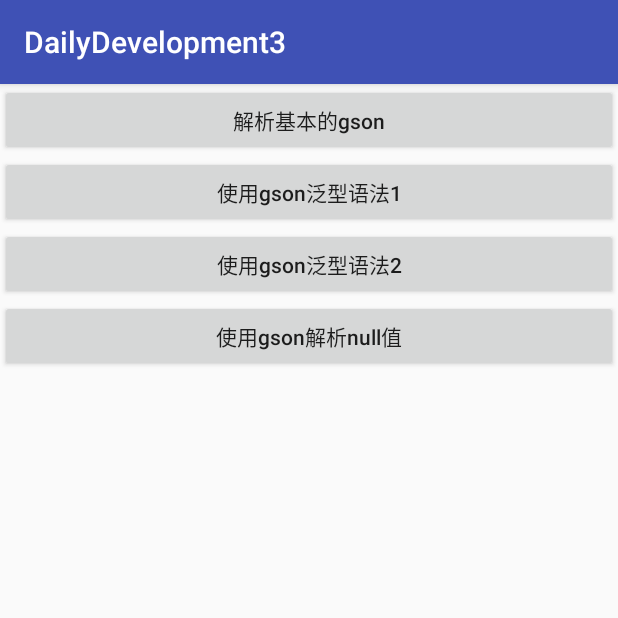
After one commit to caofengbin/DailyDevelopment3, an Android app: the GsonActivity screen opened directly, with no data from a screen before it, on a phone screen of 412 x 824 dp, the top half of it. The commit adds this screen. Run offline under Robolectric (Android 15) with nearby library versions, the phone set to English and light mode, and no system bars; our stand-ins replace ButterKnife.

Commit message:
add code about gson

```diff
--- a/app/build.gradle
+++ b/app/build.gradle
@@ -28,4 +28,5 @@ dependencies {
     testCompile 'junit:junit:4.12'
     compile 'com.jakewharton:butterknife:8.0.1'
     annotationProcessor 'com.jakewharton:butterknife-compiler:8.0.1'
+    compile 'com.google.code.gson:gson:2.2.4'
 }
--- a/app/src/main/AndroidManifest.xml
+++ b/app/src/main/AndroidManifest.xml
@@ -36,7 +36,9 @@
             android:name=".example4.contentprovider.DatabaseContentProvider"
             android:authorities="cfb.com.dailydevelopment3.MyContentProvider"
             android:enabled="true"
-            android:exported="true"></provider>
+            android:exported="true" />
+
+        <activity android:name=".example5.gson.GsonActivity"></activity>
     </application>
 
 </manifest>
--- /dev/null
+++ b/app/src/main/assets/data.json
@@ -0,0 +1 @@
+[{"id":1,"name":"北京"},{"id":2,"name":"上海"},{"id":3,"name":"天津"},{"id":4,"name":"重庆"},{"id":5,"name":"香港"},{"id":6,"name":"澳门"},{"id":7,"name":"台湾"},{"id":8,"name":"黑龙江"},{"id":9,"name":"吉林"},{"id":10,"name":"辽宁"},{"id":11,"name":"内蒙古"},{"id":12,"name":"河北"},{"id":13,"name":"河南"},{"id":14,"name":"山西"},{"id":15,"name":"山东"},{"id":16,"name":"江苏"},{"id":17,"name":"浙江"},{"id":18,"name":"福建"},{"id":19,"name":"江西"},{"id":20,"name":"安徽"},{"id":21,"name":"湖北"},{"id":22,"name":"湖南"},{"id":23,"name":"广东"},{"id":24,"name":"广西"},{"id":25,"name":"海南"},{"id":26,"name":"贵州"},{"id":27,"name":"云南"},{"id":28,"name":"四川"},{"id":29,"name":"西藏"},{"id":30,"name":"陕西"},{"id":31,"name":"宁夏"},{"id":32,"name":"甘肃"},{"id":33,"name":"青海"},{"id":34,"name":"新疆"}]
--- /dev/null
+++ b/app/src/main/assets/data2.json
@@ -0,0 +1 @@
+{"code":0,"msg":"","data":{"pages":587}}
--- /dev/null
+++ b/app/src/main/assets/data3.json
@@ -0,0 +1 @@
+{"code":0,"msg":"","data":{"data":[{"code":"pt021282","name":"\u6760\u6746B\u7c7b\u57fa\u91d1","zdf":"0.00","cje":"0.00","hsl":"0.00","zgb":"0\/0","zllr":"0.00","zllc":"0.00","zljlr":"0.00","lzg":{"name":"--","code":"--","zdf":"0"}},{"code":"pt021297","name":"\u7834\u51c0\u80a1","zdf":"0.56","cje":"748967.00","hsl":"0.14","zgb":"19\/22","zllr":"443427.47","zllc":"513732.91","zljlr":"-70305.43","lzg":{"name":"\u4e2d\u56fd\u77f3\u5316","code":"sh600028","zdf":"1.58"}},{"code":"pt021256","name":"\u5929\u7136\u6c14\u6982\u5ff5","zdf":"0.74","cje":"713827.00","hsl":"0.31","zgb":"29\/47","zllr":"302714.09","zllc":"327753.25","zljlr":"-25039.19","lzg":{"name":"\u5bcc\u745e\u7279\u88c5","code":"sz300228","zdf":"5.62"}}],"pages":41}}
--- /dev/null
+++ b/app/src/main/assets/data4.json
@@ -0,0 +1 @@
+{"data":{"id":5638,"newsId":""}}
--- a/app/src/main/java/cfb/com/dailydevelopment3/MainActivity.java
+++ b/app/src/main/java/cfb/com/dailydevelopment3/MainActivity.java
@@ -11,6 +11,7 @@ import android.widget.ListView;
 import cfb.com.dailydevelopment3.example1.multiply.UseMultipleStatusActivity;
 import cfb.com.dailydevelopment3.example2.runtimepermission.RunTimePermissionActivity;
 import cfb.com.dailydevelopment3.example3.readcontacts.ReadContactsActivity;
+import cfb.com.dailydevelopment3.example5.gson.GsonActivity;
 
 public class MainActivity extends AppCompatActivity implements AdapterView.OnItemClickListener {
 
@@ -45,10 +46,11 @@ public class MainActivity extends AppCompatActivity implements AdapterView.OnIte
 				startIntent(ReadContactsActivity.class);
 				break;
 			case 3:
-
+				// 没有相应的Activity跳转实现
 				break;
 			case 4:
-
+				// 使用gson
+				startIntent(GsonActivity.class);
 				break;
 			case 5:
 
--- /dev/null
+++ b/app/src/main/res/layout/activity_gson.xml
@@ -0,0 +1,42 @@
+<?xml version="1.0" encoding="utf-8"?>
+<LinearLayout xmlns:android="http://schemas.android.com/apk/res/android"
+    xmlns:tools="http://schemas.android.com/tools"
+    android:id="@+id/activity_gson"
+    android:layout_width="match_parent"
+    android:layout_height="match_parent"
+    android:orientation="vertical"
+    tools:context="cfb.com.dailydevelopment3.example5.gson.GsonActivity">
+
+    <Button
+        android:id="@+id/useGsonButton1"
+        android:layout_width="match_parent"
+        android:layout_height="wrap_content"
+        android:text="解析基本的gson"
+        android:textAllCaps="false"
+        />
+
+    <Button
+        android:id="@+id/useGsonButton2"
+        android:layout_width="match_parent"
+        android:layout_height="wrap_content"
+        android:text="使用gson泛型语法1"
+        android:textAllCaps="false"
+        />
+
+    <Button
+        android:id="@+id/useGsonButton3"
+        android:layout_width="match_parent"
+        android:layout_height="wrap_content"
+        android:text="使用gson泛型语法2"
+        android:textAllCaps="false"
+        />
+
+    <Button
+        android:id="@+id/useGsonButton4"
+        android:layout_width="match_parent"
+        android:layout_height="wrap_content"
+        android:text="使用gson解析null值"
+        android:textAllCaps="false"
+        />
+
+</LinearLayout>
--- a/app/src/main/res/values/strings.xml
+++ b/app/src/main/res/values/strings.xml
@@ -4,8 +4,8 @@
         <item>(1)三状态切换按钮的使用</item>
         <item>(2)运行时权限处理</item>
         <item>(3)读取联系人信息</item>
-        <item>(4)</item>
-        <item>(5)</item>
+        <item>(4)使用自定义的ContentProvider</item>
+        <item>(5)Gson的基本使用</item>
         <item>(6</item>
         <item>(7)</item>
         <item>(8)</item>
```
Also changed, not shown: app/src/main/java/cfb/com/dailydevelopment3/example5/gson/City.java (added, +32 -0 lines), app/src/main/java/cfb/com/dailydevelopment3/example5/gson/DaPanMoneyData1.java (added, +44 -0 lines), app/src/main/java/cfb/com/dailydevelopment3/example5/gson/DaPanMoneyData2.java (added, +36 -0 lines), app/src/main/java/cfb/com/dailydevelopment3/example5/gson/GsonActivity.java (added, +146 -0 lines), app/src/main/java/cfb/com/dailydevelopment3/example5/gson/IntegerDefault0Adapter.java (added, +38 -0 lines), app/src/main/java/cfb/com/dailydevelopment3/example5/gson/JsonBean.java (added, +48 -0 lines), app/src/main/java/cfb/com/dailydevelopment3/example5/gson/ResultData.java (added, +11 -0 lines).
